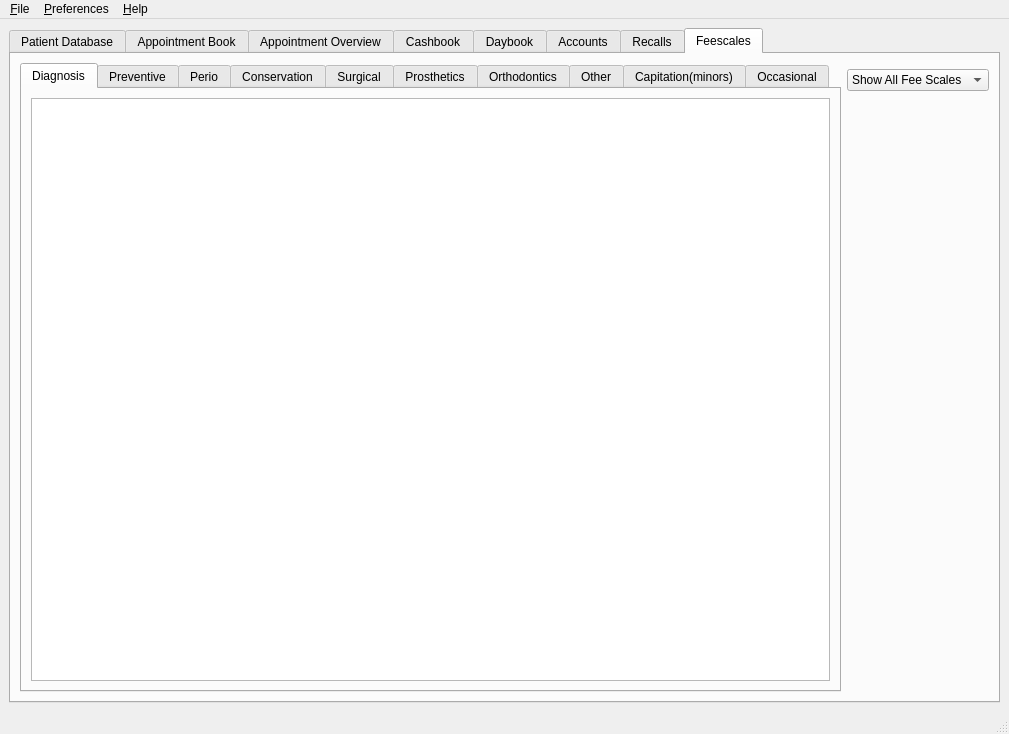
Above: qt-designer/main.ui from rowinggolfer/openmolar1 before the change. Below: the same form after it.
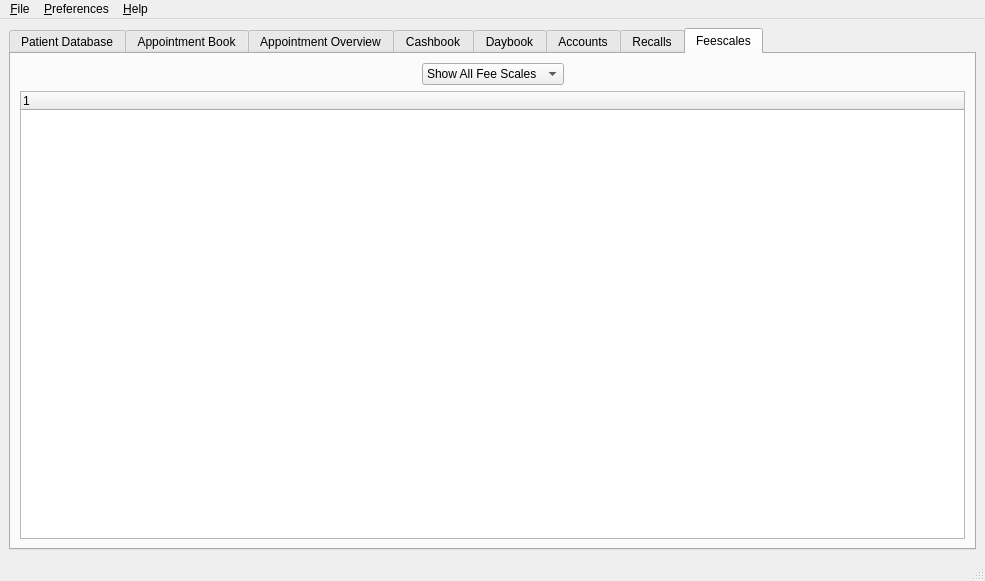
That is the form after the change. The open tabs and pages were chosen to show the change. Icons and pictures are not drawn.

Commit message: neater fee table

```diff
--- a/qt-designer/main.ui
+++ b/qt-designer/main.ui
@@ -5,8 +5,8 @@
    <rect>
     <x>0</x>
     <y>0</y>
-    <width>1009</width>
-    <height>734</height>
+    <width>985</width>
+    <height>569</height>
    </rect>
   </property>
   <property name="sizePolicy" >
@@ -4656,114 +4656,20 @@
         <string>Feescales</string>
        </attribute>
        <layout class="QGridLayout" name="gridLayout_19" >
-        <item rowspan="3" row="0" column="0" >
-         <widget class="QTabWidget" name="fees_tabWidget" >
-          <property name="currentIndex" >
-           <number>0</number>
+        <item row="0" column="0" >
+         <spacer name="horizontalSpacer_2" >
+          <property name="orientation" >
+           <enum>Qt::Horizontal</enum>
           </property>
-          <widget class="QWidget" name="tab_23" >
-           <attribute name="title" >
-            <string>Diagnosis</string>
-           </attribute>
-           <layout class="QHBoxLayout" name="horizontalLayout_20" >
-            <item>
-             <widget class="QTableWidget" name="fees_diagnosis_tableWidget" />
-            </item>
-           </layout>
-          </widget>
-          <widget class="QWidget" name="tab_30" >
-           <attribute name="title" >
-            <string>Preventive</string>
-           </attribute>
-           <layout class="QHBoxLayout" name="horizontalLayout_21" >
-            <item>
-             <widget class="QTableWidget" name="fees_prevention_tableWidget" />
-            </item>
-           </layout>
-          </widget>
-          <widget class="QWidget" name="tab_24" >
-           <attribute name="title" >
-            <string>Perio</string>
-           </attribute>
-           <layout class="QHBoxLayout" name="horizontalLayout_22" >
-            <item>
-             <widget class="QTableWidget" name="fees_perio_tableWidget" />
-            </item>
-           </layout>
-          </widget>
-          <widget class="QWidget" name="tab_25" >
-           <attribute name="title" >
-            <string>Conservation</string>
-           </attribute>
-           <layout class="QHBoxLayout" name="horizontalLayout_23" >
-            <item>
-             <widget class="QTableWidget" name="fees_conservation_tableWidget" />
-            </item>
-           </layout>
-          </widget>
-          <widget class="QWidget" name="tab_26" >
-           <attribute name="title" >
-            <string>Surgical</string>
-           </attribute>
-           <layout class="QHBoxLayout" name="horizontalLayout_24" >
-            <item>
-             <widget class="QTableWidget" name="fees_surgical_tableWidget" />
-            </item>
-           </layout>
-          </widget>
-          <widget class="QWidget" name="tab_27" >
-           <attribute name="title" >
-            <string>Prosthetics</string>
-           </attribute>
-           <layout class="QHBoxLayout" name="horizontalLayout_25" >
-            <item>
-             <widget class="QTableWidget" name="fees_prosthetics_tableWidget" />
-            </item>
-           </layout>
-          </widget>
-          <widget class="QWidget" name="tab_28" >
-           <attribute name="title" >
-            <string>Orthodontics</string>
-           </attribute>
-           <layout class="QHBoxLayout" name="horizontalLayout_26" >
-            <item>
-             <widget class="QTableWidget" name="fees_ortho_tableWidget" />
-            </item>
-           </layout>
-          </widget>
-          <widget class="QWidget" name="tab_29" >
-           <attribute name="title" >
-            <string>Other</string>
-           </attribute>
-           <layout class="QHBoxLayout" name="horizontalLayout_27" >
-            <item>
-             <widget class="QTableWidget" name="fees_other_tableWidget" />
-            </item>
-           </layout>
-          </widget>
-          <widget class="QWidget" name="tab_31" >
-           <attribute name="title" >
-            <string>Capitation(minors)</string>
-           </attribute>
-           <layout class="QHBoxLayout" name="horizontalLayout_28" >
-            <item>
-             <widget class="QTableWidget" name="fees_capitation_tableWidget" />
-            </item>
-           </layout>
-          </widget>
-          <widget class="QWidget" name="tab_32" >
-           <attribute name="title" >
-            <string>Occasional</string>
-           </attribute>
-           <layout class="QHBoxLayout" name="horizontalLayout_29" >
-            <item>
-             <widget class="QTableWidget" name="fees_occasional_tableWidget" />
-            </item>
-           </layout>
-          </widget>
-         </widget>
+          <property name="sizeHint" stdset="0" >
+           <size>
+            <width>385</width>
+            <height>20</height>
+           </size>
+          </property>
+         </spacer>
         </item>
-        <item row="1" column="1" >
+        <item row="0" column="1" >
          <widget class="QComboBox" name="chooseFeescale_comboBox" >
           <item>
            <property name="text" >
@@ -4782,19 +4688,28 @@
           </item>
          </widget>
         </item>
-        <item row="2" column="1" >
-         <spacer name="verticalSpacer_3" >
+        <item row="0" column="2" >
+         <spacer name="horizontalSpacer_10" >
           <property name="orientation" >
-           <enum>Qt::Vertical</enum>
+           <enum>Qt::Horizontal</enum>
           </property>
           <property name="sizeHint" stdset="0" >
            <size>
-            <width>20</width>
-            <height>433</height>
+            <width>388</width>
+            <height>20</height>
            </size>
           </property>
          </spacer>
         </item>
+        <item row="1" column="0" colspan="3" >
+         <widget class="QTreeWidget" name="fees_treeWidget" >
+          <column>
+           <property name="text" >
+            <string>1</string>
+           </property>
+          </column>
+         </widget>
+        </item>
        </layout>
       </widget>
      </widget>
@@ -4806,7 +4721,7 @@
     <rect>
      <x>0</x>
      <y>0</y>
-     <width>1009</width>
+     <width>985</width>
      <height>22</height>
     </rect>
    </property>
```
Left out of the diff: 66 changed lines with no effect on the pictures. The commit also changes 3 other files.
